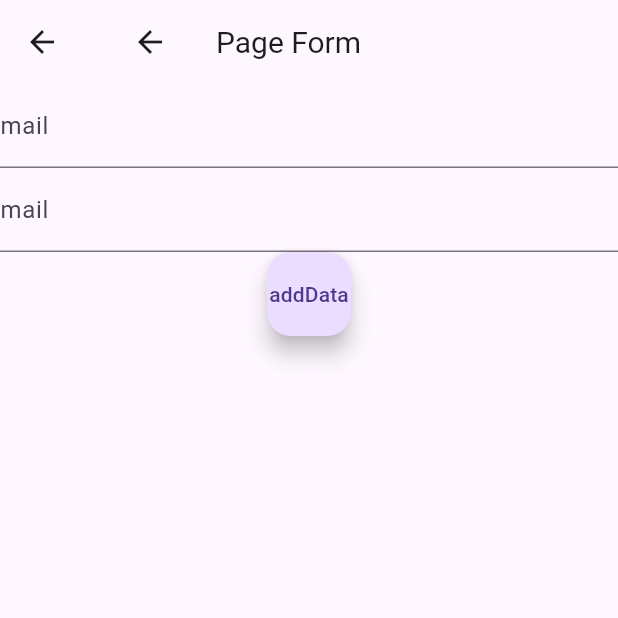
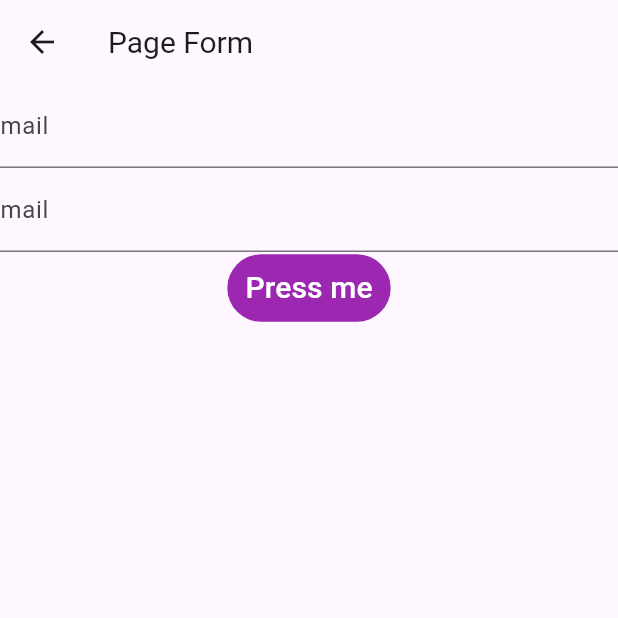
Before and after one commit to Jump17496/FlutterDemo, a Flutter app: the FormScreen screen opened directly, on a phone screen of 412 x 824 dp, the top half of it. Run offline on Flutter 3.47's test engine with Material 3 defaults, Android fonts, the light colour scheme and no system bars.

Commit message:
read TextButton

```diff
--- a/lib/formScreen.dart
+++ b/lib/formScreen.dart
@@ -5,25 +5,31 @@ class FormScreen extends StatelessWidget {
   Widget build(BuildContext context) {
     return Scaffold(
       appBar: AppBar(
-        title: AppBar(
         title: Text(
           "Page Form",
           style: TextStyle(fontSize: 20),
-          ),
         ),
       ),
       body: Form(
         child: Column(
           children: [
             TextFormField(
-            decoration: new InputDecoration(labelText: "mail"),
+              decoration: InputDecoration(labelText: "mail"),
             ),
             TextFormField(
-            decoration: new InputDecoration(labelText: "mail"),
+              decoration: InputDecoration(labelText: "mail"),
             ),
-          FloatingActionButton(onPressed: null,child:Text("addData"))
+            TextButton(
+                onPressed: () {
+                  // Your button click logic here
+                },
+                child: Text('Press me',style: TextStyle(fontSize: 20,color: Colors.white),),
+                style: ButtonStyle(
+                    backgroundColor:
+                        MaterialStateProperty.all<Color?>(Colors.purple))),
           ],
-      )),
+        ),
+      ),
     );
   }
 }
```
Lines whose indentation alone changed are shown as unchanged.
